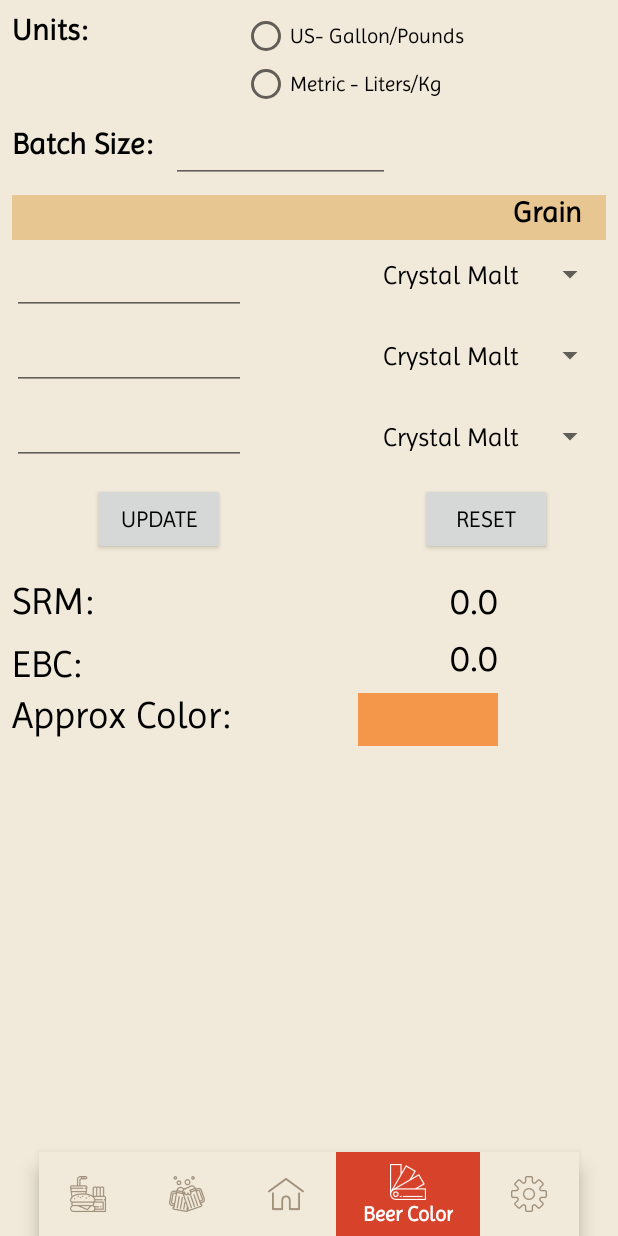
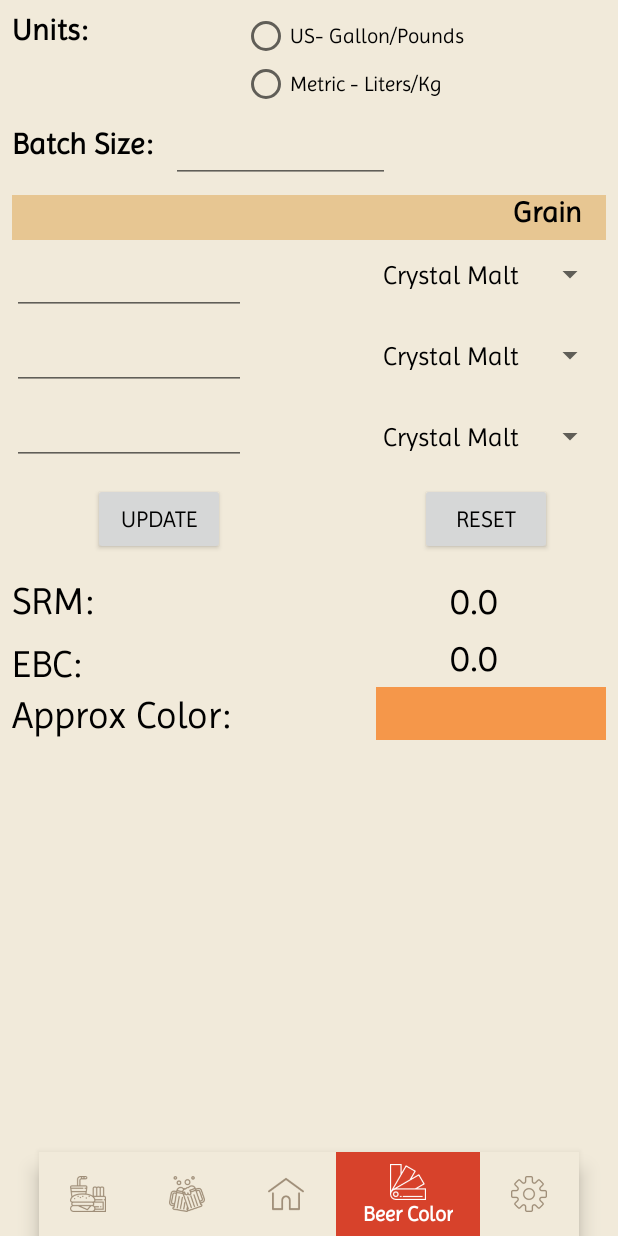
Before and after one commit to JonathanStevanka143/BeerCheer, an Android app: the screen it shows after launch (MainActivity), item 4 of the bottom bar chosen, on a phone screen of 412 x 824 dp. Run offline under Robolectric (Android 15) with nearby library versions, the phone set to English and light mode, and no system bars.

Commit message:
Debugged Color Calculator

```diff
--- a/app/src/main/res/layout/fragment_beer_color.xml
+++ b/app/src/main/res/layout/fragment_beer_color.xml
@@ -309,10 +309,10 @@
 
             <TextView
                 android:id="@+id/colorResult"
-                android:layout_width="93dp"
+                android:layout_width="153dp"
                 android:layout_height="35dp"
-                android:layout_marginEnd="80dp"
-                android:layout_marginTop="8dp"
+                android:layout_marginEnd="8dp"
+                android:layout_marginTop="4dp"
                 android:background="#f5974a"
                 android:text=""
                 android:textColor="#000000"
```
Also changed, not shown: app/src/main/java/com/example/utsav/beercheer/BeerColorFragment.java (+10 -2 lines).
